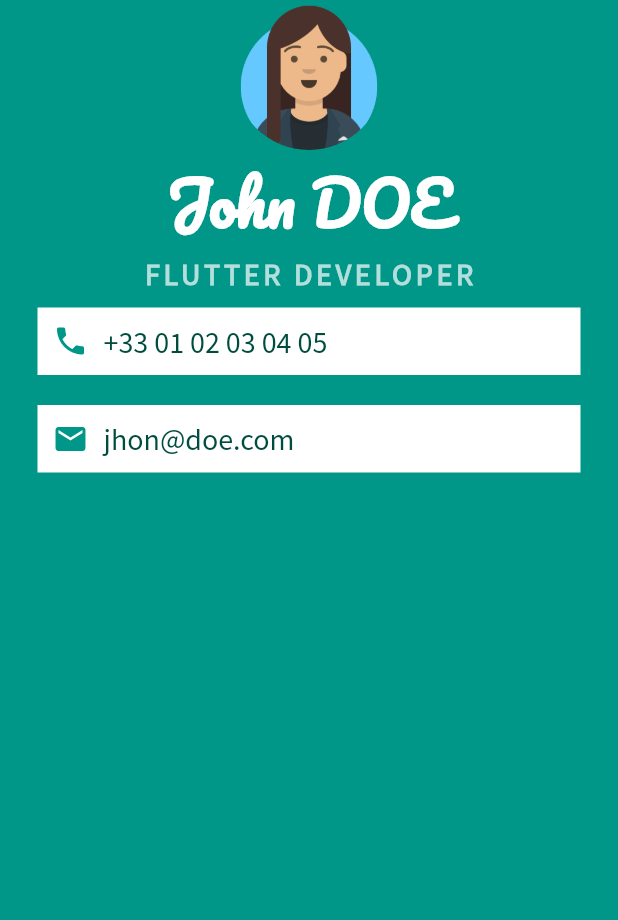
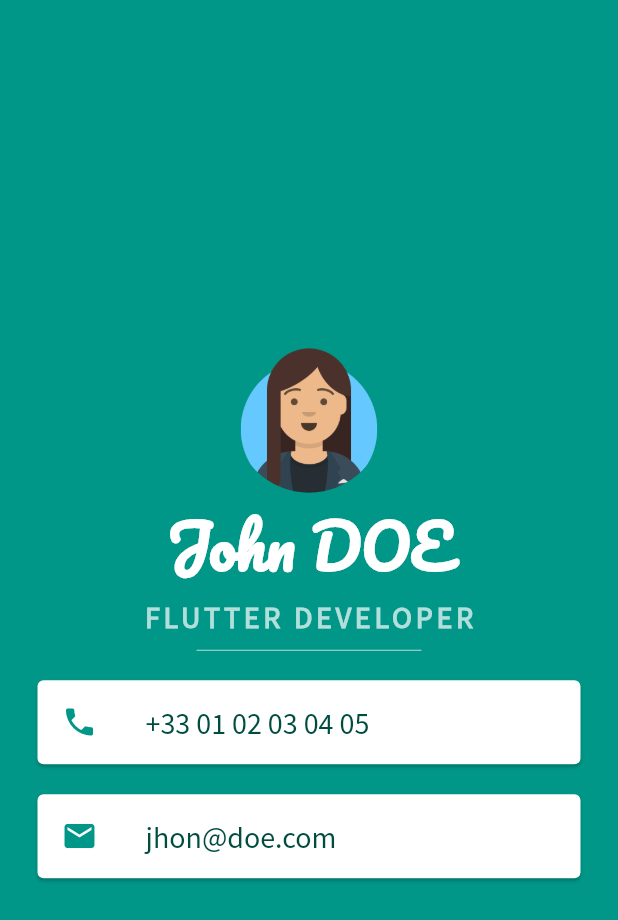
Before and after one commit to NOYAF1er/flutter-mi_card, a Flutter app: the screen it shows after launch, on a phone screen of 412 x 824 dp. Shown: the top 920 px of the screen. Run offline on Flutter 3.47's test engine with Material 2 defaults, Android fonts, the phone set to English and light mode, and no system bars.

Commit message:
introduce Card and ListTile components

```diff
--- a/lib/main.dart
+++ b/lib/main.dart
@@ -12,6 +12,7 @@ class MyApp extends StatelessWidget {
         backgroundColor: Colors.teal,
         body: SafeArea(
             child: Column(
+          mainAxisAlignment: MainAxisAlignment.center,
           children: <Widget>[
             CircleAvatar(
               radius: 50.0,
@@ -35,50 +36,42 @@ class MyApp extends StatelessWidget {
                   letterSpacing: 2.5,
                   color: Colors.teal.shade100),
             ),
-            Container(
-              color: Colors.white,
-              padding: EdgeInsets.all(10.0),
+            SizedBox(
+              height: 20.0,
+              width: 150.0,
+              child: Divider(
+                color: Colors.teal.shade100,
+              ),
+            ),
+            Card(
               margin: EdgeInsets.symmetric(vertical: 10.0, horizontal: 25.0),
-              child: Row(
-                children: <Widget>[
-                  Icon(
+              child: ListTile(
+                  leading: Icon(
                     Icons.phone,
                     color: Colors.teal,
                   ),
-                  SizedBox(
-                    width: 10.0,
-                  ),
-                  Text(
+                  title: Text(
                     '+33 01 02 03 04 05',
                     style: TextStyle(
                         color: Colors.teal.shade900,
                         fontFamily: 'Source Sans Pro',
                         fontSize: 20.0),
-                  )
-                ],
+                  )),
             ),
-            ),
-            Container(
-              color: Colors.white,
-              padding: EdgeInsets.all(10.0),
+            Card(
               margin: EdgeInsets.symmetric(vertical: 10.0, horizontal: 25.0),
-              child: Row(
-                children: <Widget>[
-                  Icon(
+              child: ListTile(
+                leading: Icon(
                   Icons.email,
                   color: Colors.teal,
                 ),
-                  SizedBox(
-                    width: 10.0,
-                  ),
-                  Text(
+                title: Text(
                   'jhon@doe.com',
                   style: TextStyle(
                       color: Colors.teal.shade900,
                       fontFamily: 'Source Sans Pro',
                       fontSize: 20.0),
-                  )
-                ],
+                ),
               ),
             )
           ],
```
Lines whose indentation alone changed are shown as unchanged.
